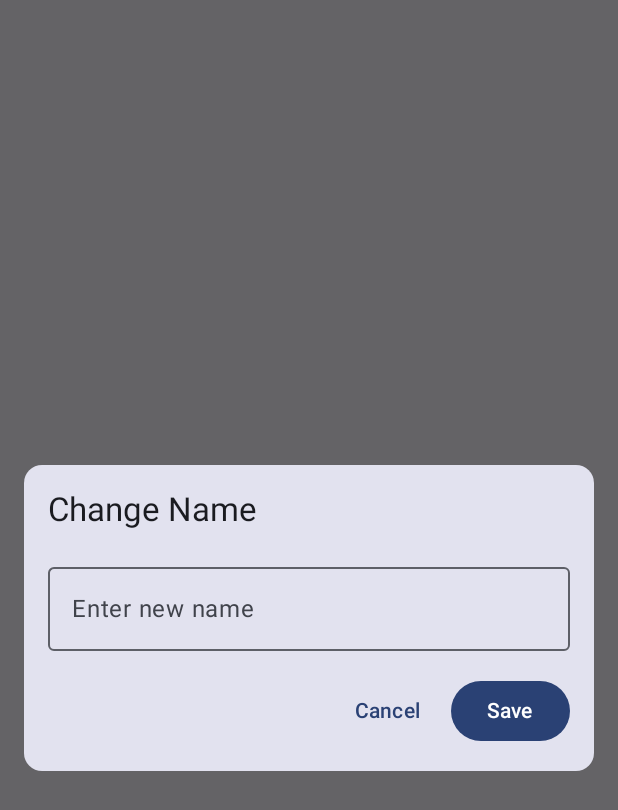
After one commit to giovanniburacci/macc-project, an Android app built with Jetpack Compose: the composable ChangeNameModal called with empty values, on a phone screen of 412 x 824 dp. The commit adds this screen. Shown: the top 810 px of the screen. Run offline under Robolectric (Android 15) with nearby library versions, the phone set to English and light mode, and no system bars; 5 statements that could not run were skipped.

Commit message:
[UPDATE] fix date format and add ChangeNameModal

```diff
--- a/packages/android_app/app/build.gradle.kts
+++ b/packages/android_app/app/build.gradle.kts
@@ -11,7 +11,7 @@ android {
 
     defaultConfig {
         applicationId = "com.example.macc_app"
-        minSdk = 24
+        minSdk = 26
         targetSdk = 34
         versionCode = 1
         versionName = "1.0"
--- /dev/null
+++ b/packages/android_app/app/src/main/java/com/example/macc_app/components/ChangeNameModal.kt
@@ -0,0 +1,50 @@
+import androidx.compose.foundation.layout.*
+import androidx.compose.material3.*
+import androidx.compose.runtime.*
+import androidx.compose.ui.Modifier
+import androidx.compose.ui.unit.dp
+import androidx.compose.ui.window.Dialog
+
+@Composable
+fun ChangeNameModal(
+    currentName: String,
+    onDismiss: () -> Unit,
+    onSave: (String) -> Unit
+) {
+    var newName by remember { mutableStateOf(currentName) }
+
+    Dialog(onDismissRequest = { onDismiss() }) {
+        Surface(
+            shape = MaterialTheme.shapes.medium,
+            tonalElevation = 8.dp,
+            modifier = Modifier.padding(16.dp)
+        ) {
+            Column(
+                modifier = Modifier
+                    .fillMaxWidth()
+                    .padding(16.dp),
+                verticalArrangement = Arrangement.spacedBy(16.dp)
+            ) {
+                Text(text = "Change Name", style = MaterialTheme.typography.titleLarge)
+                OutlinedTextField(
+                    value = newName,
+                    onValueChange = { newName = it },
+                    label = { Text("Enter new name") },
+                    modifier = Modifier.fillMaxWidth()
+                )
+                Row(
+                    horizontalArrangement = Arrangement.End,
+                    modifier = Modifier.fillMaxWidth()
+                ) {
+                    TextButton(onClick = onDismiss) {
+                        Text("Cancel")
+                    }
+                    Spacer(modifier = Modifier.width(8.dp))
+                    Button(onClick = { onSave(newName) }) {
+                        Text("Save")
+                    }
+                }
+            }
+        }
+    }
+}
--- a/packages/android_app/app/src/main/java/com/example/macc_app/components/MessageInput.kt
+++ b/packages/android_app/app/src/main/java/com/example/macc_app/components/MessageInput.kt
@@ -11,6 +11,7 @@ import androidx.compose.foundation.shape.RoundedCornerShape
 import androidx.compose.material3.Icon
 import androidx.compose.material3.IconButton
 import androidx.compose.material3.MaterialTheme
+import androidx.compose.material3.OutlinedTextField
 import androidx.compose.material3.Text
 import androidx.compose.runtime.Composable
 import androidx.compose.runtime.getValue
@@ -52,7 +53,7 @@ fun MessageInput(
             .padding(8.dp)
             .height(56.dp)
     ) {
-        androidx.compose.material3.TextField(
+        OutlinedTextField(
             value = text.text,
             onValueChange = { text = TextFieldValue(it) },
             modifier = Modifier
```
Also changed, not shown: packages/android_app/app/src/main/java/com/example/macc_app/screens/LatestChat.kt (+94 -42 lines), packages/android_app/app/src/main/java/com/example/macc_app/screens/history/ChatHistory.kt (+31 -37 lines), packages/android_app/app/src/main/java/com/example/macc_app/screens/history/HistoryViewOnlyChat.kt (+63 -11 lines).
